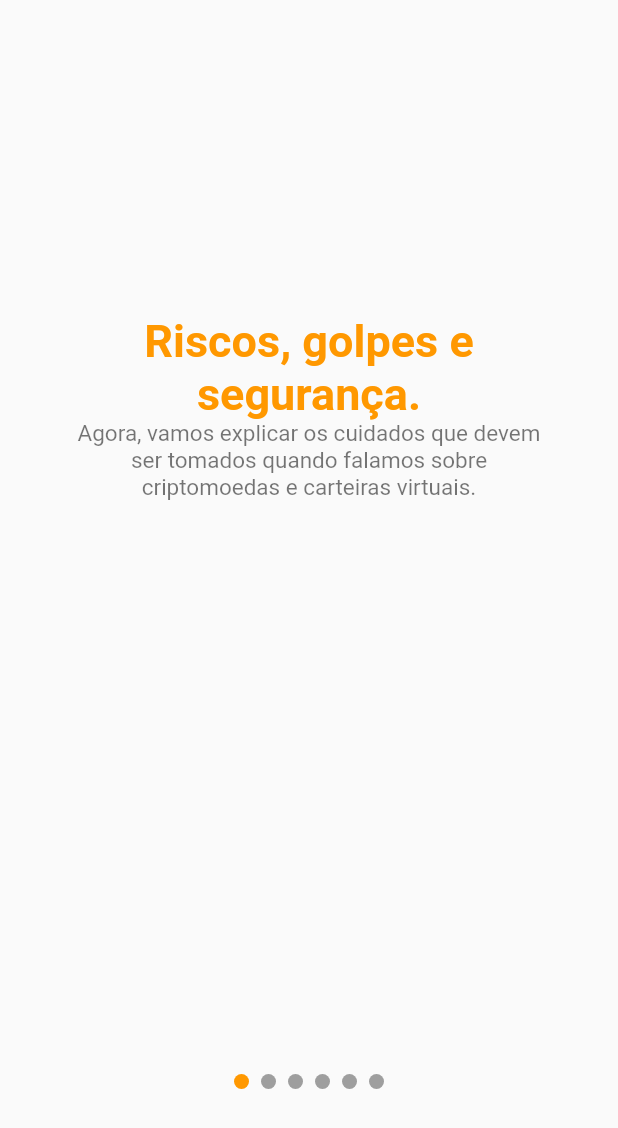
After one commit to Delgado404/CryptoCurrency-App, a Flutter app: the tuto2 screen opened directly, on a phone screen of 412 x 824 dp. The commit adds this screen. Shown: the top 1128 px of the screen. Run offline on Flutter 3.47's test engine with Material 2 defaults, Android fonts, the phone set to English and light mode, and no system bars; drawn by our look-alikes of smooth_page_indicator; our stand-ins replace carousel_slider; Roboto replaces fonts that are missing (Ebrima).

Commit message:
TCC_android 1.5
Implementação dos tutoriais com page
indicator e resolução do "bug" do login
aparecer na barra do menu

```diff
--- a/tcc_android/lib/components/body.dart
+++ b/tcc_android/lib/components/body.dart
@@ -57,6 +57,7 @@ class Body extends StatelessWidget {
           Padding(padding: EdgeInsets.all(50)),
           TextButton(
               onPressed: () {
+                // faz o botão dar na pag de login, tirei ela do menu, mas a inicial precisa levar pra ela de volta
                 Navigator.push(context,
                     MaterialPageRoute(builder: (context) => MainPage()));
               },
--- a/tcc_android/lib/main.dart
+++ b/tcc_android/lib/main.dart
@@ -30,7 +30,7 @@ class _MainPageState extends State<MainPage> {
   int index = 0;
 
   final pages = <Widget>[
-    LoginScreen(),
+    tutorialscreen(),
     Moeda(),
     tutorialscreen(),
     CarteiraScreen(),
--- /dev/null
+++ b/tcc_android/lib/screens/tuto2_screen.dart
@@ -0,0 +1,203 @@
+import 'package:flutter/material.dart';
+import 'package:carousel_slider/carousel_slider.dart';
+import 'package:flutter/rendering.dart';
+import 'package:tcc_android/main.dart';
+import 'iniciante_screen.dart';
+import 'package:smooth_page_indicator/smooth_page_indicator.dart';
+import 'tutorial_screen.dart';
+
+class tuto2 extends StatelessWidget {
+  @override
+  final controller = PageController(viewportFraction: 1, keepPage: true);
+
+  Widget build(BuildContext context) {
+    final list = [
+      Container(
+        padding: const EdgeInsets.only(top: 120.0),
+        decoration: BoxDecoration(),
+        margin: EdgeInsets.symmetric(horizontal: 30, vertical: 70),
+        child: Column(
+          children: <Widget>[
+            ListTile(
+              title: const Text(
+                'Riscos, golpes e segurança.',
+                textAlign: TextAlign.center,
+                style: TextStyle(
+                    fontFamily: 'Ebrima',
+                    fontSize: 30,
+                    color: Colors.orange,
+                    fontWeight: FontWeight.bold),
+              ),
+              subtitle: Text(
+                'Agora, vamos explicar os cuidados que devem ser tomados quando falamos sobre criptomoedas e carteiras virtuais.',
+                textAlign: TextAlign.center,
+                style: TextStyle(fontFamily: 'Ebrima', fontSize: 15),
+              ),
+            )
+          ],
+        ),
+      ),
+      Container(
+        padding: const EdgeInsets.only(top: 120.0),
+        decoration: BoxDecoration(),
+        margin: EdgeInsets.symmetric(horizontal: 30, vertical: 70),
+        child: Column(
+          children: <Widget>[
+            ListTile(
+              title: const Text(
+                'Cuidado com as carteiras falsas!',
+                textAlign: TextAlign.center,
+                style: TextStyle(
+                    fontFamily: 'Ebrima',
+                    fontSize: 25,
+                    fontWeight: FontWeight.bold),
+              ),
+              subtitle: Text(
+                'Existem várias formas de golpe que envolvem criptomoedas, por isso é necessário estar atento ao que for fazer. Um exemplo são as carteiras falsas. As carteiras foram feitas para “guardar” suas criptomoedas de forma segura. Apesar de serem programadas com essa finalidade, existem ainda as falsas, que tem acesso a seus dados registrados, desde os pessoais até suas economias. Para evitar esse tipo de problema, basta evitar aplicativos recém-lançados e desconhecidos. Procure usar plataformas conhecidas e populares, além de avaliações de fontes seguras e recomendações.',
+                textAlign: TextAlign.center,
+                style: TextStyle(fontFamily: 'Ebrima', fontSize: 15),
+              ),
+            )
+          ],
+        ),
+      ),
+      Container(
+        padding: const EdgeInsets.only(top: 120.0),
+        decoration: BoxDecoration(),
+        margin: EdgeInsets.symmetric(horizontal: 30, vertical: 70),
+        child: Column(
+          children: <Widget>[
+            ListTile(
+              title: const Text(
+                'Pishing',
+                textAlign: TextAlign.center,
+                style: TextStyle(
+                    fontFamily: 'Ebrima',
+                    fontSize: 25,
+                    fontWeight: FontWeight.bold),
+              ),
+              subtitle: Text(
+                'Também existem golpes diretos, como phishing. Esse golpe se baseia em uma forma de roubar seus dados a partir de um “bait”. Esse termo é utilizado por causa da forma que agem. Eles criam uma “isca” para você ser enganado e compartilhar seus dados, podendo ser a partir de um e-mail se passando pela empresa da carteira ou da criptomoeda, ou por uma pessoa que você conheça. Por isso, não abra nenhum link ou e-mail suspeito, nem coloque os seus dados sem saber se a fonte é segura, e sempre desconfie desses meios.',
+                textAlign: TextAlign.center,
+                style: TextStyle(fontFamily: 'Ebrima', fontSize: 15),
+              ),
+            )
+          ],
+        ),
+      ),
+      Container(
+        padding: const EdgeInsets.only(top: 120.0),
+        decoration: BoxDecoration(),
+        margin: EdgeInsets.symmetric(horizontal: 30, vertical: 70),
+        child: Column(
+          children: <Widget>[
+            ListTile(
+              title: const Text(
+                'Esquema de pirâmede',
+                textAlign: TextAlign.center,
+                style: TextStyle(
+                    fontFamily: 'Ebrima',
+                    fontSize: 25,
+                    fontWeight: FontWeight.bold),
+              ),
+              subtitle: Text(
+                'Esse golpe funciona da seguinte forma: um grupo de pessoas passa a comercializar uma nova moeda, com uma promessa de que ela irá valorizar e o ideal seria comprá-la agora. Com isso, eles conseguem trazer novas pessoas que pagam o valor para terem essa moeda, enquanto essas vítimas divulgam ainda mais essa moeda e trazem ainda mais vítimas para o esquema. No fim, os únicos que realmente lucram são aqueles que estavam no topo da pirâmide, já que para entrar no esquema, deve se aplicar dinheiro, enquanto os outros vão perdendo o dinheiro investido. Para se prevenir desses esquemas, tente não se arriscar com moedas muito pequenas ou baratas, mas caso queira arriscar, cuidado com essas moedas recém-lançadas, e caso se envolva com um desses projetos, peça uma autenticação como o ”whitepaper”.',
+                textAlign: TextAlign.center,
+                style: TextStyle(fontFamily: 'Ebrima', fontSize: 15),
+              ),
+            )
+          ],
+        ),
+      ),
+      Container(
+        padding: const EdgeInsets.only(top: 120.0),
+        decoration: BoxDecoration(),
+        margin: EdgeInsets.symmetric(horizontal: 30, vertical: 70),
+        child: Column(
+          children: <Widget>[
+            ListTile(
+              title: const Text(
+                'Dumping',
+                textAlign: TextAlign.center,
+                style: TextStyle(
+                    fontFamily: 'Ebrima',
+                    fontSize: 25,
+                    fontWeight: FontWeight.bold),
+              ),
+              subtitle: Text(
+                "Um dos golpes mais complexos, o Pump&Dump funciona de uma forma parecido com o anterior. Uma empresa cria uma moeda com preço baixo, sendo essa legal e registrada. Assim, ela cria uma onda de investimentos, mas quando a moeda chega em seu ápice, os investidores vendem toda a sua parte e abandonam o projeto, fazendo com que os que investiram percam dinheiro. Ele se torna complexo por ser difícil de prever e de identificar, por isso é importante evitar moedas novas caso não queira se arriscar, mesmo com promessas de valorização. Porém, caso ainda ache que possa lucrar com essas moedas, comece com valores pequenos ou médios em moedas menos recentes.",
+                textAlign: TextAlign.center,
+                style: TextStyle(fontFamily: 'Ebrima', fontSize: 15),
+              ),
+            )
+          ],
+        ),
+      ),
+      Container(
+        padding: const EdgeInsets.only(top: 120.0),
+        decoration: BoxDecoration(),
+        margin: EdgeInsets.symmetric(horizontal: 30, vertical: 70),
+        child: Column(
+          children: <Widget>[
+            ListTile(
+              title: const Text(
+                'Como se manter seguro & whitepaper',
+                textAlign: TextAlign.center,
+                style: TextStyle(
+                    fontFamily: 'Ebrima',
+                    fontSize: 25,
+                    fontWeight: FontWeight.bold),
+              ),
+              subtitle: Text(
+                'As melhores formas de manter suas criptomoedas seguras é investir numa corretora de confiança e conhecida. Também pode deixar suas moedas numa carteira própria, conhecida como "hardware-wallet", uma espécie de pen-drive. É recomendado deixar suas moedas na corretora apenas se decidir negociar ou fazer transações. \n As melhores formas de manter suas criptomoedas seguras é investir numa corretora de confiança e conhecida. Também pode deixar suas moedas numa carteira própria, conhecida como "hardware-wallet", uma espécie de pen-drive. É recomendado deixar suas moedas na corretora apenas se decidir negociar ou fazer transações.',
+                textAlign: TextAlign.center,
+                style: TextStyle(fontFamily: 'Ebrima', fontSize: 15),
+              ),
+            ),
+            TextButton(
+                onPressed: () {
+                  // faz o botão dar na pag de login, tirei ela do menu, mas a inicial precisa levar pra ela de volta
+                  Navigator.push(context,
+                      MaterialPageRoute(builder: (context) => MainPage()));
+                },
+                child: Text(
+                    'Entendi!', // da pra trocar por um botão depois, não sei oq fica melhor aqui
+                    textAlign: TextAlign.center,
+                    style: TextStyle(
+                      color: Colors.green,
+                      fontSize: 20,
+                      fontWeight: FontWeight.w600,
+                    )))
+          ],
+        ),
+      ),
+    ];
+    return Scaffold(
+      body: SafeArea(
+        child: SingleChildScrollView(
+          child: Column(
+            crossAxisAlignment: CrossAxisAlignment.center,
+            children: <Widget>[
+              SizedBox(height: 16),
+              SizedBox(
+                height: 700,
+                child: PageView.builder(
+                  controller: controller,
+                  itemBuilder: (_, index) {
+                    return list[index % list.length];
+                  },
+                ),
+              ),
+              SmoothPageIndicator(
+                controller: controller,
+                count: list.length,
+                effect: SlideEffect(
+                    dotHeight: 10, dotWidth: 10, activeDotColor: Colors.orange),
+              )
+            ],
+          ),
+        ),
+      ),
+    );
+  }
+}
--- a/tcc_android/pubspec.yaml
+++ b/tcc_android/pubspec.yaml
@@ -26,10 +26,12 @@ dependencies:
   firebase_core: "^1.3.0"
   firebase_auth: "^2.0.0"
 
+
   # The following adds the Cupertino Icons font to your application.
   # Use with the CupertinoIcons class for iOS style icons.
   cupertino_icons: ^1.0.2
   carousel_slider: ^4.0.0
+  smooth_page_indicator: ^1.0.0+2
 
 dev_dependencies:
   flutter_test:
```
Also changed, not shown: tcc_android/lib/screens/tuto1_screen.dart (added, +179 -0 lines), tcc_android/lib/screens/tutorial_screen.dart (+9 -23 lines), tcc_android/pubspec.lock.
